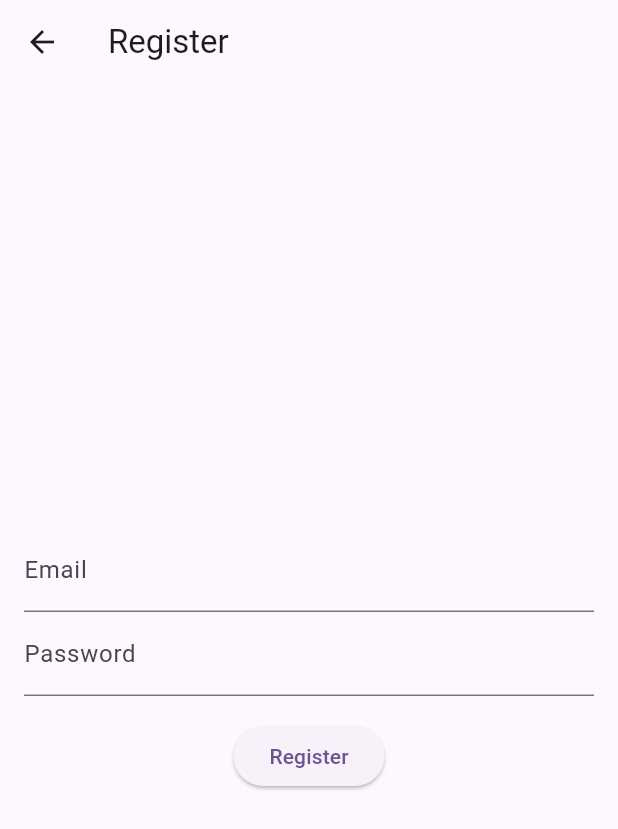
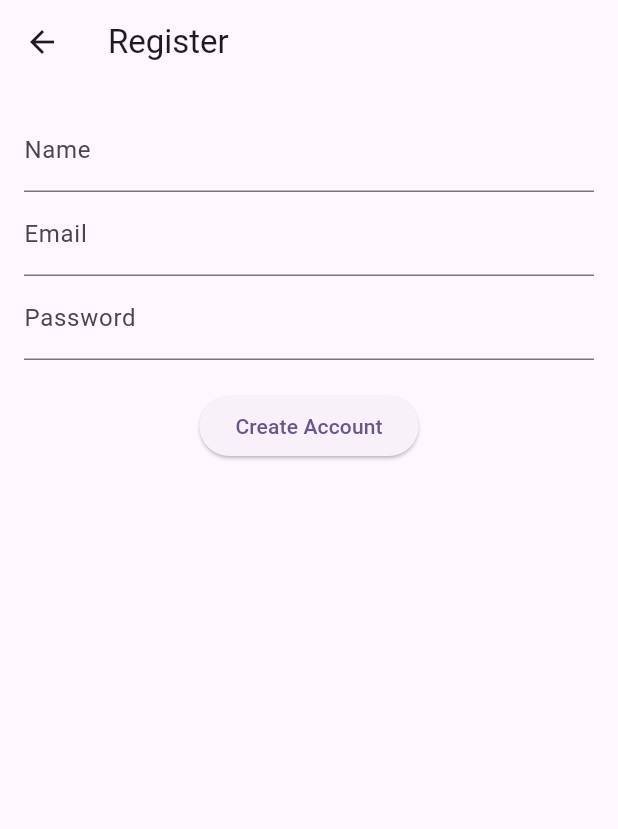
Before and after one commit to Mik0kiM/booking_hotel, a Flutter app: the RegisterPage screen opened by its route, on a phone screen of 412 x 824 dp. Shown: the top 829 px of the screen. Run offline on Flutter 3.47's test engine with Material 3 defaults, Android fonts, the phone set to English and light mode, and no system bars; our stand-ins replace appwrite, firebase_auth, firebase_core, firebase_messaging, fl_chart, flutter_dotenv and 5 more; accounts and stored records are empty; network calls fail.

Commit message:
Added appwtite (Register account)

```diff
--- /dev/null
+++ b/lib/Controllers/ClientController.dart
@@ -0,0 +1,15 @@
+import 'package:appwrite/appwrite.dart';
+import 'package:get/get.dart';
+
+class ClientController extends GetxController {
+  Client client = Client();
+
+  @override
+  void onInit() {
+    super.onInit();
+    // appwrite
+    const endPoint = "https://cloud.appwrite.io/v1";
+    const projectID = "6568698516aba8c6c330";
+    client.setEndpoint(endPoint).setProject(projectID).setSelfSigned(status: true);
+  }
+}
--- /dev/null
+++ b/lib/Models/BookingModel.dart
@@ -0,0 +1,9 @@
+class BookingModel {
+  String name = "";
+  String email = "";
+
+  BookingModel({
+    required this.name,
+    required this.email
+  });
+}
--- a/lib/Views/RegisterPage.dart
+++ b/lib/Views/RegisterPage.dart
@@ -1,64 +1,52 @@
+import 'package:booking_hotel/Controllers/AccountController.dart';
 import 'package:flutter/material.dart';
 import 'package:get/get.dart';
-import 'package:booking_hotel/Controllers/AuthController.dart';
 
-class RegisterPage extends StatefulWidget {
-  @override
-  State<RegisterPage> createState() => _RegisterPageState();
-}
-class _RegisterPageState extends State<RegisterPage> {
-  final AuthController _authController = Get.put(AuthController());
-  final TextEditingController _emailController = TextEditingController();
-  final TextEditingController _passwordController = TextEditingController();
+class RegisterPage extends StatelessWidget {
+  final AccountController accountController = Get.put(AccountController());
 
-  @override
-  void dispose() {
-    _emailController.dispose();
-    _passwordController.dispose();
-    super.dispose();
-  }
+  RegisterPage({Key? key}) : super(key: key);
 
   @override
   Widget build(BuildContext context) {
+    TextEditingController emailController = TextEditingController();
+    TextEditingController passwordController = TextEditingController();
+    TextEditingController nameController = TextEditingController();
+
     return Scaffold(
       appBar: AppBar(
         title: Text('Register'),
       ),
       body: Padding(
-        padding: const EdgeInsets.all(16.0),
+        padding: EdgeInsets.all(16),
         child: Column(
-          mainAxisAlignment: MainAxisAlignment.center,
-          crossAxisAlignment: CrossAxisAlignment.center,
           children: [
             TextField(
-              controller: _emailController,
+              controller: nameController,
+              decoration: InputDecoration(labelText: 'Name'),
+            ),
+            TextField(
+              controller: emailController,
               decoration: InputDecoration(labelText: 'Email'),
             ),
             TextField(
-              controller: _passwordController,
+              controller: passwordController,
+              decoration: InputDecoration(labelText: 'Password'),
               obscureText: true,
-              decoration: InputDecoration(labelText: 'Password'),
             ),
-            SizedBox(height: 16),
-            Obx(() {
-              return ElevatedButton(
-                onPressed: _authController.isLoading.value
-                    ? null
-                    : () {
-                    _authController.registerUser(
-                    _emailController.text,
-                    _passwordController.text,
-                  );
-                },
-                child: _authController.isLoading.value
-                  ? SizedBox (
-                  width: 20,
-                  height: 20,
-                  child: CircularProgressIndicator(),
-                )
-                : Text('Register'),
-              );
-            }),
+            SizedBox(height: 20),
+            ElevatedButton(
+              onPressed: () async {
+                Map<String, dynamic> map = {
+                  'userId': 'unique()',
+                  'email': emailController.text,
+                  'password': passwordController.text,
+                  'name': nameController.text,
+                };
+                await accountController.Register(map);
+              },
+              child: Text('Create Account'),
+            ),
           ],
         ),
       ),
```
Also changed, not shown: lib/Controllers/AccountController.dart (added, +64 -0 lines), lib/Controllers/HotelDetailController.dart (+10 -1 lines), lib/Views/BookingPage.dart (added, +71 -0 lines), lib/Views/HomePage.dart (+9 -8 lines), lib/Views/HotelDetailPage.dart (+5 -30 lines), lib/Views/PaymentMethodPage.dart (+17 -0 lines).
